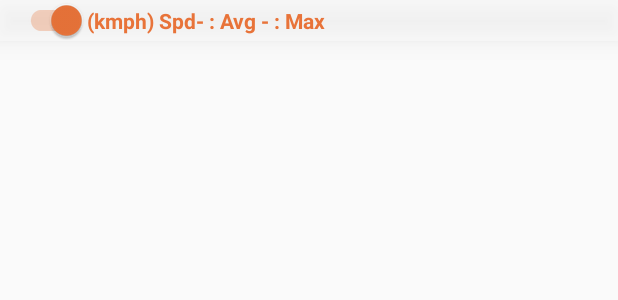
After one commit to owengrant/gps-tracker-mini, an Android app: the layout content_speed_data.xml on its own in the app's theme, with its tools: preview values and no code run, on a phone screen of 412 x 824 dp. The commit adds this screen. Shown: the top 300 px of the screen. Run offline under Robolectric (Android 15) with nearby library versions, the phone set to English and light mode, and no system bars.

Commit message:
change live speed data order

```diff
--- a/app/src/main/java/com/geoideas/gpstrackermini/activity/TrackActivity.kt
+++ b/app/src/main/java/com/geoideas/gpstrackermini/activity/TrackActivity.kt
@@ -602,7 +602,7 @@ class TrackActivity : AppCompatActivity(), OnMapReadyCallback {
     }
 
     private fun updateLiveInfo(currentSpeed: Int, avgSpeed: Int, maxSpeed: Int) {
-        var message = "Spd(kmph) - $currentSpeed: Avg - $avgSpeed: Max - $maxSpeed"
+        var message = "(kmph)Spd - $currentSpeed: Avg - $avgSpeed: Max - $maxSpeed"
         liveInfo.text = message
         // Log.d(TAG, message)
     }
--- /dev/null
+++ b/app/src/main/res/layout/content_speed_data.xml
@@ -0,0 +1,29 @@
+<?xml version="1.0" encoding="utf-8"?>
+<LinearLayout xmlns:android="http://schemas.android.com/apk/res/android"
+        android:layout_width="match_parent"
+        android:layout_height="wrap_content"
+        android:background="#59FFFEFE"
+        android:elevation="10dp"
+        android:orientation="horizontal"
+        android:paddingLeft="10dp">
+
+    <androidx.appcompat.widget.SwitchCompat
+            android:id="@+id/switch_live_active"
+            android:layout_width="wrap_content"
+            android:layout_height="wrap_content"
+            android:checked="true"
+            android:showText="false"
+            android:textColor="@color/colorAccent"
+            android:textSize="14sp"
+            android:textStyle="bold" />
+
+    <TextView
+            android:id="@+id/text_speed_info"
+            android:layout_width="wrap_content"
+            android:layout_height="wrap_content"
+            android:layout_weight="1"
+            android:text="(kmph) Spd- : Avg - : Max"
+            android:textColor="@color/colorAccent"
+            android:textSize="14sp"
+            android:textStyle="bold" />
+</LinearLayout>
```
Also changed, not shown: app/src/main/res/layout/activity_track.xml (+1 -25 lines).
